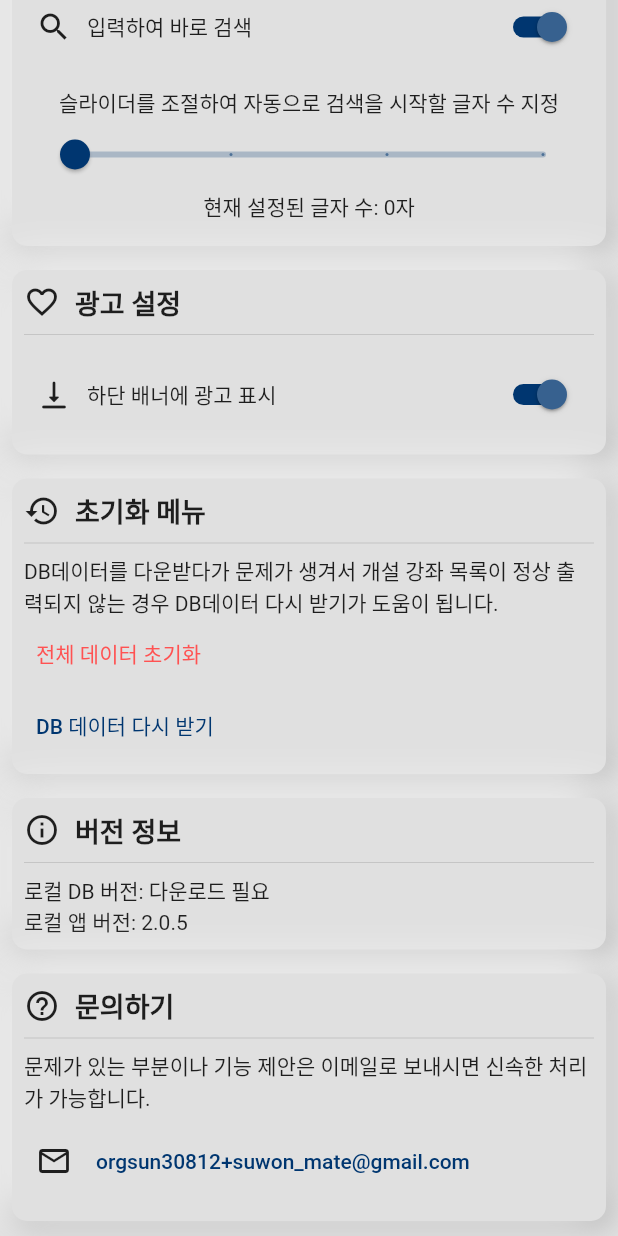
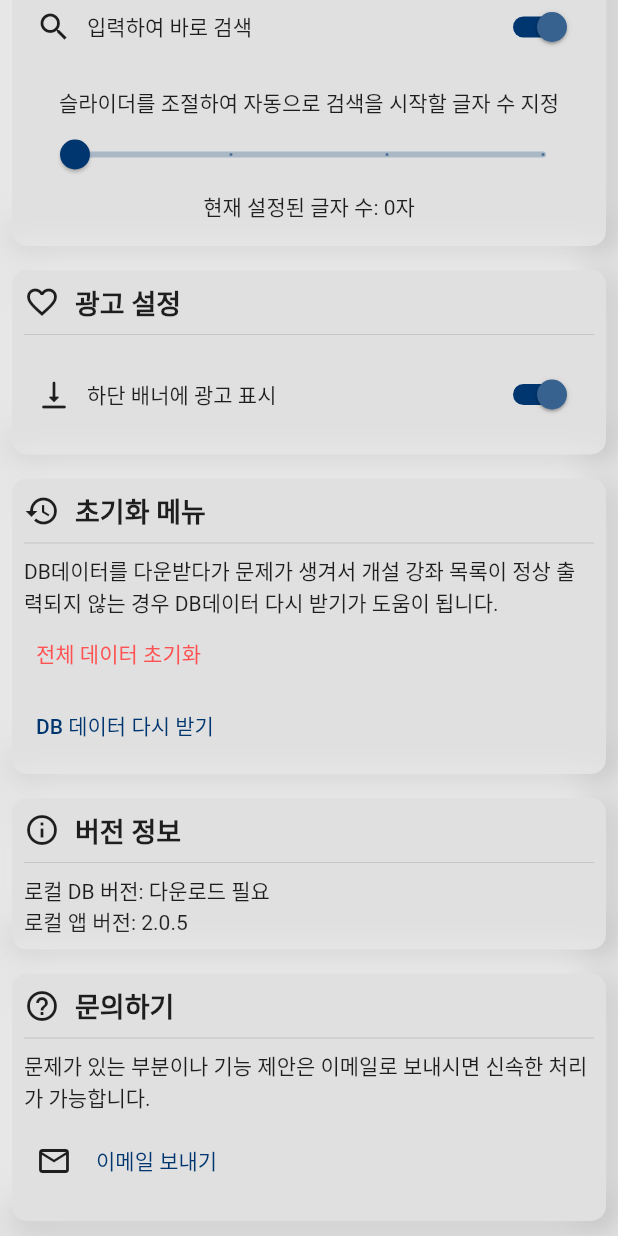
Before and after one commit to sun30812/suwon_mate, a Flutter app: the SettingPage screen opened by its route, scrolled down 576 dp, on a phone screen of 412 x 824 dp. Run offline on Flutter 3.47's test engine with Material 2 defaults, Android fonts, the phone set to English and light mode, and no system bars; our stand-ins replace firebase_core, firebase_database, flutter_html, google_mobile_ads, package_info_plus, shared_preferences; accounts and stored records are empty; network calls fail.

Commit message:
[디자인 변경] 설정 항목 일부 수정
* 이메일 보내기로 버튼 수정
* 버전 정보 불러오는 방식 수정

```diff
--- a/lib/settings.dart
+++ b/lib/settings.dart
@@ -512,7 +512,7 @@ class _SettingPageState extends State<SettingPage> {
                                     padding: EdgeInsets.only(right: 8.0)),
                                 TextButton(
                                     child: const Text(
-                                        'orgsun30812+suwon_mate@gmail.com'),
+                                        '이메일 보내기'),
                                     onPressed: (() async {
                                       await launch(
                                           'mailto:orgsun30812+suwon_mate@gmail.com');
```
